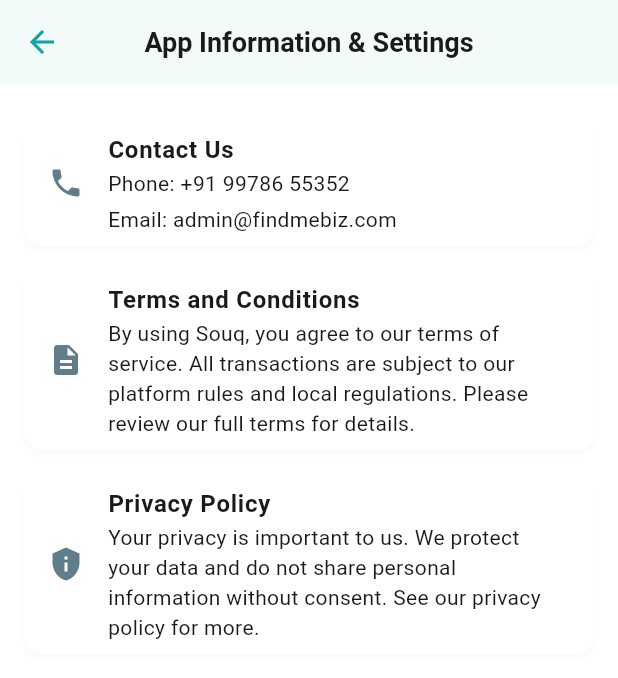
After one commit to Moiz-Jamaal/FindMeBiz-App, a Flutter app: the AppInfoSettingsView screen opened by its route, on a phone screen of 412 x 824 dp. The commit adds this screen. Shown: the top 678 px of the screen. Run offline on Flutter 3.47's test engine with Material 3 defaults, Android fonts, the phone set to English and light mode, and no system bars; our stand-ins replace firebase_analytics, firebase_core, firebase_crashlytics, firebase_messaging, flutter_local_notifications, flutter_map and 5 more; missing offline and left inert: razorpay_flutter; accounts and stored records are empty.

Commit message:
feat(settings): add App Information & Settings page and update navigation

```diff
--- a/lib/app/modules/buyer/home/views/buyer_home_view.dart
+++ b/lib/app/modules/buyer/home/views/buyer_home_view.dart
@@ -24,6 +24,13 @@ class BuyerHomeView extends GetView<BuyerHomeController> {
       body: _buildHomeTab(),
     );
   }
+
+  // Register the route for the settings/info page (if not already present)
+  // Add this to your GetMaterialApp routes/pages list, typically in your main.dart or route config:
+  // GetPage(
+  //   name: '/app-info-settings',
+  //   page: () => const AppInfoSettingsView(),
+  // ),
 
   Widget _buildHomeTab() {
     return RefreshIndicator(
@@ -137,6 +144,7 @@ class BuyerHomeView extends GetView<BuyerHomeController> {
           color: Colors.white,
           child: SafeArea(
             child: Row(
+              crossAxisAlignment: CrossAxisAlignment.end,
               children: [
                 Expanded(
                   child: Column(
@@ -163,14 +171,25 @@ class BuyerHomeView extends GetView<BuyerHomeController> {
                 const ModuleSwitchButton(),
                 IconButton(
                   icon: const Icon(
-                    Icons.person_outline,
+                    Icons.settings,
                     color: AppTheme.textPrimary,
                     size: 28,
                   ),
                   onPressed: () {
-                    Get.toNamed('/buyer-profile');
+                    Get.toNamed('/app-info-settings');
                   },
+                  tooltip: 'Settings',
                 ),
+                // IconButton(
+                //   icon: const Icon(
+                //     Icons.person_outline,
+                //     color: AppTheme.textPrimary,
+                //     size: 28,
+                //   ),
+                //   onPressed: () {
+                //     Get.toNamed('/buyer-profile');
+                //   },
+                // ),
               ],
             ),
           ),
--- /dev/null
+++ b/lib/app/modules/buyer/settings/views/app_info_settings_view.dart
@@ -0,0 +1,84 @@
+import 'package:flutter/material.dart';
+import 'package:get/get.dart';
+
+class AppInfoSettingsView extends StatelessWidget {
+  const AppInfoSettingsView({Key? key}) : super(key: key);
+
+  @override
+  Widget build(BuildContext context) {
+    return Scaffold(
+      appBar: AppBar(
+        title: const Text('App Information & Settings'),
+        backgroundColor: Colors.white,
+        foregroundColor: Colors.black,
+        elevation: 1,
+      ),
+      body: ListView(
+        padding: const EdgeInsets.all(16),
+        children: [
+          // Contact Us - With phone and email
+          Card(
+            margin: const EdgeInsets.symmetric(vertical: 8),
+            child: ListTile(
+              leading: const Icon(Icons.phone, color: Colors.blueGrey),
+              title: const Text('Contact Us', style: TextStyle(fontWeight: FontWeight.bold)),
+              subtitle: Column(
+                crossAxisAlignment: CrossAxisAlignment.start,
+                children: const [
+                  Text('Phone: +91 99786 55352'),
+                  SizedBox(height: 4),
+                  Text('Email: admin@findmebiz.com'),
+                ],
+              ),
+              onTap: () {},
+            ),
+          ),
+
+          // Terms and Conditions
+          Card(
+            margin: const EdgeInsets.symmetric(vertical: 8),
+            child: ListTile(
+              leading: const Icon(Icons.description, color: Colors.blueGrey),
+              title: const Text('Terms and Conditions', style: TextStyle(fontWeight: FontWeight.bold)),
+              subtitle: const Text('By using Souq, you agree to our terms of service. All transactions are subject to our platform rules and local regulations. Please review our full terms for details.'),
+            ),
+          ),
+
+          // Privacy Policy
+          Card(
+            margin: const EdgeInsets.symmetric(vertical: 8),
+            child: ListTile(
+              leading: const Icon(Icons.privacy_tip, color: Colors.blueGrey),
+              title: const Text('Privacy Policy', style: TextStyle(fontWeight: FontWeight.bold)),
+              subtitle: const Text('Your privacy is important to us. We protect your data and do not share personal information without consent. See our privacy policy for more.'),
+            ),
+          ),
+        ],
+      ),
+    );
+  }
+
+  Widget _buildInfoTile({
+    required IconData icon,
+    required String title,
+    required String status,
+    required VoidCallback onTap,
+  }) {
+    return Card(
+      margin: const EdgeInsets.symmetric(vertical: 8),
+      child: ListTile(
+        leading: Icon(icon, color: Colors.blueGrey),
+        title: Text(title, style: const TextStyle(fontWeight: FontWeight.bold)),
+        subtitle: Row(
+          children: [
+            const Icon(Icons.error_outline, color: Colors.orange, size: 16),
+            const SizedBox(width: 4),
+            Text(status, style: const TextStyle(color: Colors.orange)),
+          ],
+        ),
+        trailing: const Icon(Icons.arrow_forward_ios, size: 16),
+        onTap: onTap,
+      ),
+    );
+  }
+}
--- a/lib/app/modules/seller/dashboard/views/seller_dashboard_view.dart
+++ b/lib/app/modules/seller/dashboard/views/seller_dashboard_view.dart
@@ -149,6 +149,17 @@ class SellerDashboardView extends GetView<SellerDashboardController> {
                   ),
                 ),
                 const ModuleSwitchButton(),
+                 IconButton(
+                  icon: const Icon(
+                    Icons.settings,
+                    color: AppTheme.textPrimary,
+                    size: 28,
+                  ),
+                  onPressed: () {
+                    Get.toNamed('/app-info-settings');
+                  },
+                  tooltip: 'Settings',
+                ),
               ],
             ),
           ),
--- a/lib/app/routes/app_pages.dart
+++ b/lib/app/routes/app_pages.dart
@@ -1,6 +1,7 @@
 import 'package:get/get.dart';
 import 'package:souq/app/modules/buyer/favorites/bindings/favorites_binding.dart';
 import 'package:souq/app/modules/buyer/favorites/views/favorites_view.dart';
+import 'package:souq/app/modules/buyer/settings/views/app_info_settings_view.dart';
 import 'package:souq/app/modules/seller/reviews/bindings/seller_reviews_binding.dart';
 import 'package:souq/app/modules/seller/reviews/views/seller_reviews_view.dart';
 import '../controllers/startup_controller.dart';
@@ -200,5 +201,9 @@ class AppPages {
       page: () => const FavoritesView(),
       binding: FavoritesBinding(),
     ),
+    GetPage(
+      name: '/app-info-settings',
+      page: () => const AppInfoSettingsView(),
+    ),
   ];
 }
```
